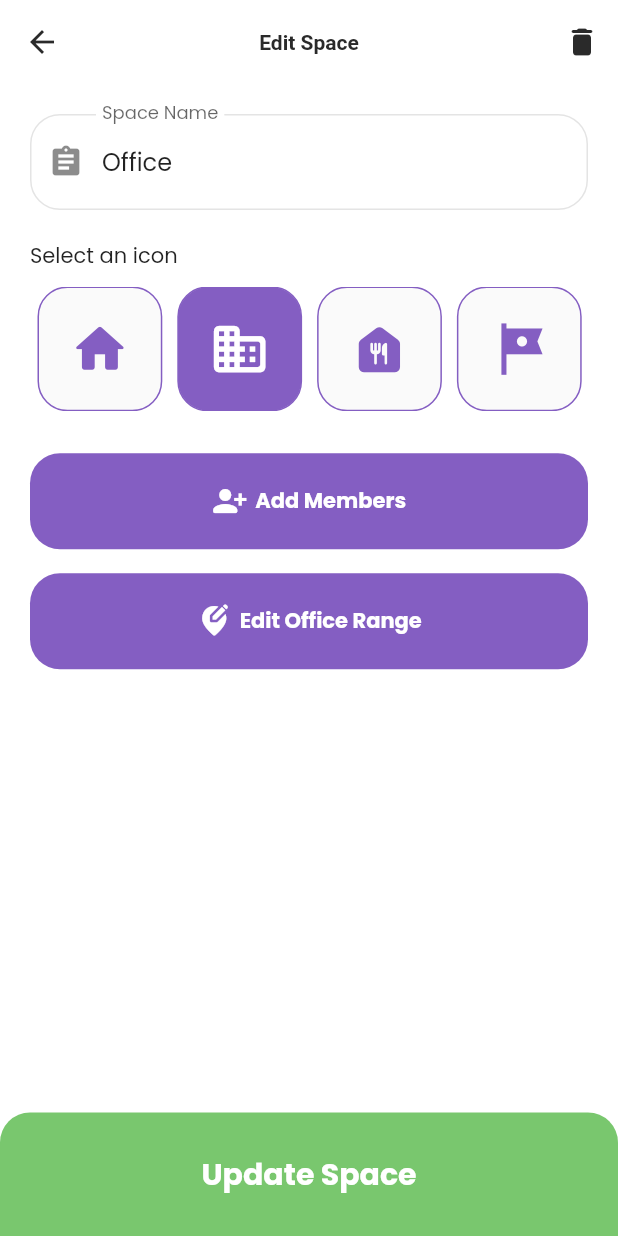
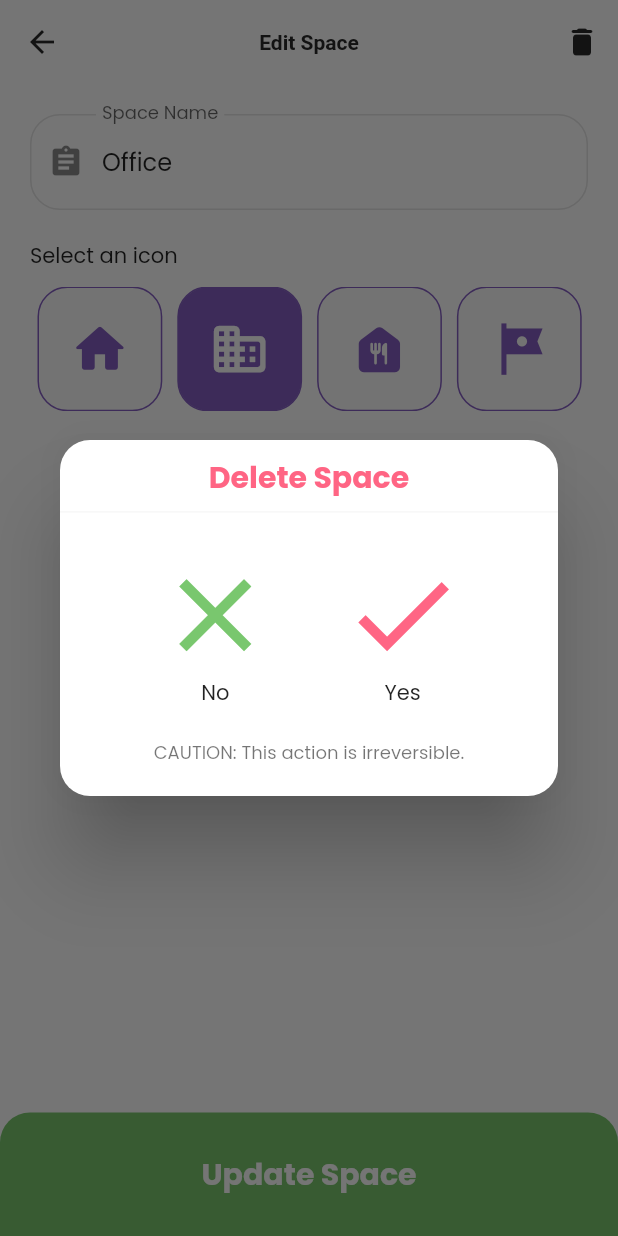
Before and after one commit to FaceOnLive/Face-Attendance-App-Flutter, a Flutter app: the SpaceEditScreen screen opened directly with sample values from the repository, after a tap on the "delete" icon, on a phone screen of 412 x 824 dp. Run offline on Flutter 3.47's test engine with Material 2 defaults, Android fonts, the phone set to English and light mode, and no system bars; our stand-ins replace cached_network_image, camera, cloud_firestore, firebase_auth, firebase_core, firebase_messaging and 11 more; accounts and stored records are empty; network calls fail.

Commit message:
Space Add Remove Modify Added

```diff
--- a/lib/constants/app_images.dart
+++ b/lib/constants/app_images.dart
@@ -15,8 +15,11 @@ class AppImages {
   static const String ILLUSTRATION_WORKING_ON =
       'assets/images/illustration/working_on_dev.png';
 
-    static const String ILLUSTRATION_MEMBER_EMPTY =
+  static const String ILLUSTRATION_MEMBER_EMPTY =
       'assets/images/illustration/member_empty.png';
+
+  static const String ILLUSTRATION_SPACE_EMPTY =
+      'assets/images/illustration/empty-space.png';
 
   static const String DEFAULT_USER =
       'assets/images/illustration/default_user.png';
--- a/lib/models/space.dart
+++ b/lib/models/space.dart
@@ -19,7 +19,6 @@ class Space {
     return {
       'name': name,
       'icon': icon.codePoint,
-      'memberList': memberList,
     };
   }
 
--- /dev/null
+++ b/lib/views/dialogs/delete_space.dart
@@ -0,0 +1,116 @@
+import 'package:face_attendance/controllers/spaces/space_controller.dart';
+import '../pages/03_main/main_screen.dart';
+import 'package:flutter/material.dart';
+import 'package:get/get.dart';
+import '../../constants/app_colors.dart';
+import '../../constants/app_defaults.dart';
+import '../../constants/app_sizes.dart';
+import '../themes/text.dart';
+
+class DeleteSpaceDialog extends StatefulWidget {
+  const DeleteSpaceDialog({
+    Key? key,
+    required this.spaceID,
+  }) : super(key: key);
+
+  final String spaceID;
+
+  @override
+  State<DeleteSpaceDialog> createState() => _DeleteSpaceDialog();
+}
+
+class _DeleteSpaceDialog extends State<DeleteSpaceDialog> {
+  RxBool _deletingSpace = false.obs;
+
+  @override
+  void dispose() {
+    _deletingSpace.close();
+    super.dispose();
+  }
+
+  @override
+  Widget build(BuildContext context) {
+    return Dialog(
+      shape: RoundedRectangleBorder(
+        borderRadius: AppDefaults.defaulBorderRadius,
+      ),
+      child: Container(
+        child: Column(
+          mainAxisSize: MainAxisSize.min,
+          children: [
+            AppSizes.hGap10,
+            Text(
+              'Delete Space',
+              style: AppText.h6.copyWith(
+                fontWeight: FontWeight.bold,
+                color: AppColors.APP_RED,
+              ),
+            ),
+            Divider(
+              color: AppColors.PLACEHOLDER_COLOR,
+              thickness: 0.3,
+            ),
+            Container(
+              padding: EdgeInsets.all(
+                AppSizes.DEFAULT_PADDING,
+              ),
+              child: Column(
+                children: [
+                  Obx(
+                    () => _deletingSpace.isTrue
+                        ? CircularProgressIndicator()
+                        : Row(
+                            mainAxisAlignment: MainAxisAlignment.spaceEvenly,
+                            children: [
+                              InkWell(
+                                onTap: () async {
+                                  Get.back();
+                                },
+                                child: Column(
+                                  children: [
+                                    Icon(
+                                      Icons.close,
+                                      size: Get.width * 0.2,
+                                      color: AppColors.APP_GREEN,
+                                    ),
+                                    Text('No'),
+                                  ],
+                                ),
+                              ),
+                              InkWell(
+                                onTap: () async {
+                                  _deletingSpace.trigger(true);
+                                  await Get.find<SpaceController>()
+                                      .removeSpace(spaceID: widget.spaceID);
+                                  Get.offAll(() => MainScreenUI());
+                                  _deletingSpace.trigger(false);
+                                },
+                                child: Column(
+                                  children: [
+                                    Icon(
+                                      Icons.check,
+                                      size: Get.width * 0.2,
+                                      color: AppColors.APP_RED,
+                                    ),
+                                    Text('Yes')
+                                  ],
+                                ),
+                              ),
+                            ],
+                          ),
+                  ),
+                  AppSizes.hGap20,
+                  Text(
+                    'CAUTION: This action is irreversible.',
+                    textAlign: TextAlign.center,
+                    style: AppText.caption,
+                  ),
+                ],
+              ),
+            )
+          ],
+        ),
+      ),
+    );
+  }
+}
--- a/lib/views/pages/04_attendance/drop_down_row.dart
+++ b/lib/views/pages/04_attendance/drop_down_row.dart
@@ -1,9 +1,7 @@
 import 'package:face_attendance/controllers/spaces/space_controller.dart';
-
 import '../../../constants/app_colors.dart';
 import '../../../constants/app_defaults.dart';
 import '../../../constants/app_sizes.dart';
-import '../../../constants/dummy_data.dart';
 import '../../../models/space.dart';
 import '../08_spaces/space_add.dart';
 import '../08_spaces/space_info.dart';
@@ -70,8 +68,8 @@ class DropDownRow extends GetView<SpaceController> {
                             );
                           },
                         ),
-                        value: 'office',
-                        onChanged: (value) {},
+                        value: controller.currentSpace!.name.toLowerCase(),
+                        onChanged: controller.onSpaceChange,
                       );
               }),
             ),
--- a/lib/views/pages/08_spaces/space_edit.dart
+++ b/lib/views/pages/08_spaces/space_edit.dart
@@ -1,11 +1,12 @@
-import '../../../models/space.dart';
-import '../../themes/text.dart';
-import '../../widgets/app_button.dart';
+import 'package:face_attendance/views/dialogs/delete_space.dart';
 import 'package:flutter/material.dart';
 import 'package:get/get.dart';
+import 'package:face_attendance/controllers/spaces/space_controller.dart';
 import '../../../constants/app_colors.dart';
 import '../../../constants/app_defaults.dart';
 import '../../../constants/app_sizes.dart';
+import '../../../models/space.dart';
+import '../../themes/text.dart';
 
 class SpaceEditScreen extends StatefulWidget {
   const SpaceEditScreen({Key? key, required this.space}) : super(key: key);
@@ -17,6 +18,10 @@ class SpaceEditScreen extends StatefulWidget {
 }
 
 class _SpaceEditScreenState extends State<SpaceEditScreen> {
+  /* <---- Dependency -----> */
+  SpaceController _controller = Get.find();
+
+  // TExt
   late TextEditingController _spaceName;
 
   /* <---- Icon ----> */
@@ -27,6 +32,23 @@ class _SpaceEditScreenState extends State<SpaceEditScreen> {
     Icons.tour,
   ];
   Rxn<IconData> _selectedIcon = Rxn<IconData>();
+
+  /// Is in updating state
+  RxBool _isUpdating = false.obs;
+
+  /// On Update Button Clicked
+  Future<void> _onUpdateButtonClicked() async {
+    _isUpdating.trigger(true);
+    await _controller.editSpace(
+      space: Space(
+        icon: _selectedIcon.value!,
+        name: _spaceName.text,
+        spaceID: widget.space.spaceID,
+        memberList: [],
+      ),
+    );
+    _isUpdating.trigger(false);
+  }
 
   @override
   void initState() {
@@ -49,12 +71,21 @@ class _SpaceEditScreenState extends State<SpaceEditScreen> {
         title: Text('Edit Space'),
         actions: [
           IconButton(
-            onPressed: () {},
+            onPressed: () {
+              Get.dialog(
+                DeleteSpaceDialog(spaceID: widget.space.spaceID!),
+              );
+            },
             icon: Icon(Icons.delete_rounded),
           ),
         ],
       ),
-      bottomNavigationBar: _CustomBottomActionButton(),
+      bottomNavigationBar: Obx(
+        () => _CustomBottomActionButton(
+          isLoading: _isUpdating.value,
+          onTap: _onUpdateButtonClicked,
+        ),
+      ),
       body: Container(
         child: Column(
           children: [
@@ -101,33 +132,6 @@ class _SpaceEditScreenState extends State<SpaceEditScreen> {
               ),
             ),
             /* <---- Action Button ----> */
-            Container(
-              margin: EdgeInsets.symmetric(vertical: 20, horizontal: 20),
-              child: Column(
-                children: [
-                  AppButton(
-                    mainAxisAlignment: MainAxisAlignment.start,
-                    padding: EdgeInsets.all(AppSizes.DEFAULT_PADDING),
-                    prefixIcon: Icon(
-                      Icons.person_add_alt_1_rounded,
-                      color: Colors.white,
-                    ),
-                    label: 'Add Members',
-                    onTap: () {},
-                  ),
-                  AppButton(
-                    mainAxisAlignment: MainAxisAlignment.start,
-                    padding: EdgeInsets.all(AppSizes.DEFAULT_PADDING),
-                    prefixIcon: Icon(
-                      Icons.edit_location_alt_rounded,
-                      color: Colors.white,
-                    ),
-                    label: 'Edit Office Range',
-                    onTap: () {},
-                  ),
-                ],
-              ),
-            )
           ],
         ),
       ),
@@ -138,12 +142,17 @@ class _SpaceEditScreenState extends State<SpaceEditScreen> {
 class _CustomBottomActionButton extends StatelessWidget {
   const _CustomBottomActionButton({
     Key? key,
+    required this.isLoading,
+    required this.onTap,
   }) : super(key: key);
+
+  final bool isLoading;
+  final void Function() onTap;
 
   @override
   Widget build(BuildContext context) {
     return InkWell(
-      onTap: () {},
+      onTap: isLoading ? null : onTap,
       child: Container(
         alignment: Alignment.center,
         decoration: BoxDecoration(
@@ -151,7 +160,11 @@ class _CustomBottomActionButton extends StatelessWidget {
           borderRadius: AppDefaults.defaultBottomSheetRadius,
         ),
         height: Get.height * 0.1,
-        child: Text(
+        child: isLoading
+            ? CircularProgressIndicator(
+                color: Colors.white,
+              )
+            : Text(
                 'Update Space',
                 style: AppText.h6.copyWith(
                   fontWeight: FontWeight.bold,
--- a/lib/views/widgets/app_button.dart
+++ b/lib/views/widgets/app_button.dart
@@ -18,6 +18,7 @@ class AppButton extends StatelessWidget {
     this.prefixIcon,
     this.color,
     this.mainAxisAlignment,
+    this.disableBorderRadius = false,
   }) : super(key: key);
 
   final String label;
@@ -31,6 +32,7 @@ class AppButton extends StatelessWidget {
   final Icon? suffixIcon;
   final Icon? prefixIcon;
   final MainAxisAlignment? mainAxisAlignment;
+  final bool disableBorderRadius;
 
   @override
   Widget build(BuildContext context) {
@@ -44,7 +46,8 @@ class AppButton extends StatelessWidget {
         padding: padding ?? EdgeInsets.symmetric(horizontal: 14, vertical: 14),
         decoration: BoxDecoration(
           color: color ?? AppColors.PRIMARY_COLOR,
-          borderRadius: AppDefaults.defaulBorderRadius,
+          borderRadius:
+              disableBorderRadius ? null : AppDefaults.defaulBorderRadius,
         ),
         width: width,
         child: isLoading
```
Also changed, not shown: lib/controllers/spaces/space_controller.dart (+68 -1 lines), lib/views/pages/04_attendance/attendance.dart (+63 -4 lines), lib/views/pages/04_attendance/user_list.dart (+14 -7 lines), lib/views/pages/08_spaces/space_info.dart (+16 -2 lines), lib/views/pages/08_spaces/space_member_add.dart (added, +170 -0 lines), lib/views/pages/08_spaces/spaces.dart (+11 -5 lines), assets/images/illustration/empty-space.png (added), lib/views/pages/08_spaces/space_member_remove.dart (added), 1 other file. Lines whose indentation alone changed are shown as unchanged.
